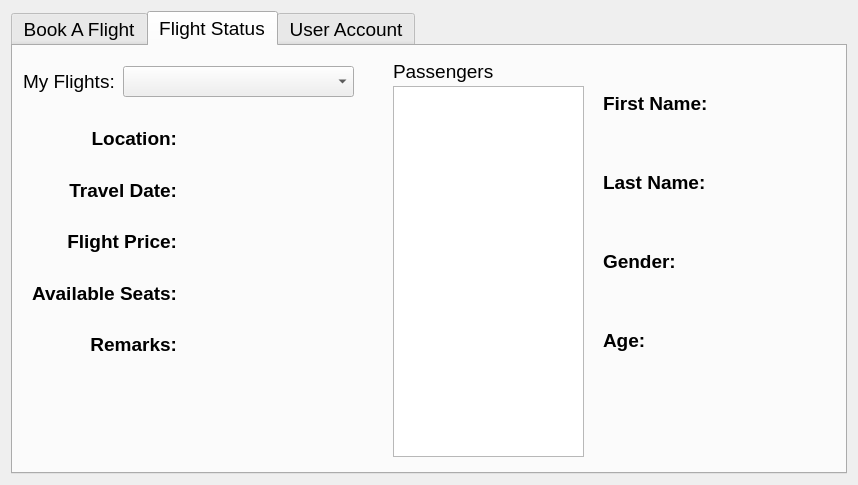
Qt form Source Code/UI/customer.ui (mjmbalilo/COE125_C2_Chibz) before a commit.
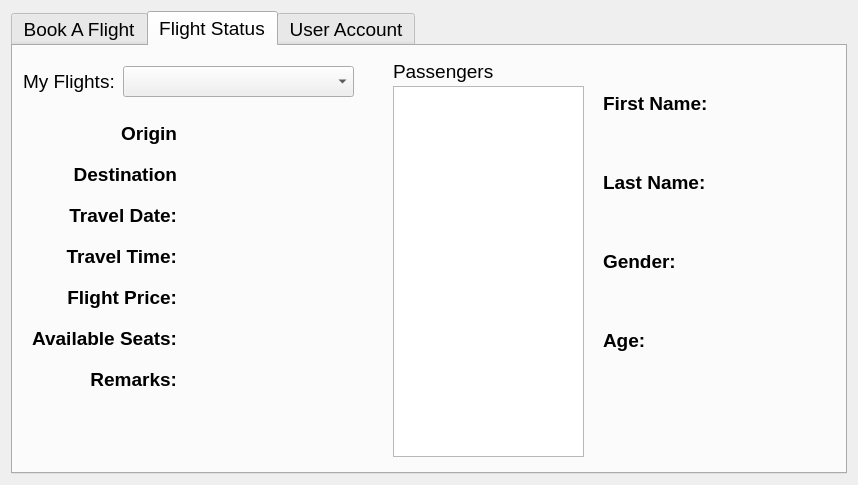
The same form after that commit. The open tabs and pages were chosen to show the change.

What changed in the file:
```diff
--- a/Source Code/UI/customer.ui
+++ b/Source Code/UI/customer.ui
@@ -393,7 +393,7 @@
          <x>10</x>
          <y>70</y>
          <width>154</width>
-         <height>251</height>
+         <height>281</height>
         </rect>
        </property>
        <layout class="QVBoxLayout" name="verticalLayout_4">
@@ -406,7 +406,23 @@
            </font>
           </property>
           <property name="text">
-           <string>Location:</string>
+           <string>Origin</string>
+          </property>
+          <property name="alignment">
+           <set>Qt::AlignRight|Qt::AlignTrailing|Qt::AlignVCenter</set>
+          </property>
+         </widget>
+        </item>
+        <item>
+         <widget class="QLabel" name="label_19">
+          <property name="font">
+           <font>
+            <weight>75</weight>
+            <bold>true</bold>
+           </font>
+          </property>
+          <property name="text">
+           <string>Destination</string>
           </property>
           <property name="alignment">
            <set>Qt::AlignRight|Qt::AlignTrailing|Qt::AlignVCenter</set>
@@ -429,6 +445,22 @@
           </property>
          </widget>
         </item>
+        <item>
+         <widget class="QLabel" name="label_20">
+          <property name="font">
+           <font>
+            <weight>75</weight>
+            <bold>true</bold>
+           </font>
+          </property>
+          <property name="text">
+           <string>Travel Time:</string>
+          </property>
+          <property name="alignment">
+           <set>Qt::AlignRight|Qt::AlignTrailing|Qt::AlignVCenter</set>
+          </property>
+         </widget>
+        </item>
         <item>
          <widget class="QLabel" name="label_29">
           <property name="font">
@@ -485,7 +517,7 @@
          <x>170</x>
          <y>70</y>
          <width>181</width>
-         <height>251</height>
+         <height>281</height>
         </rect>
        </property>
        <layout class="QVBoxLayout" name="verticalLayout_5">
```
Left out of the diff: 87 changed lines with no effect on the pictures.
